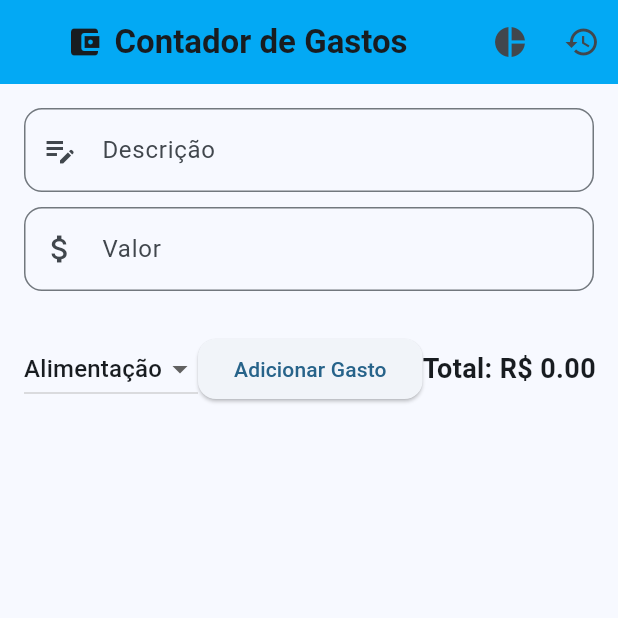
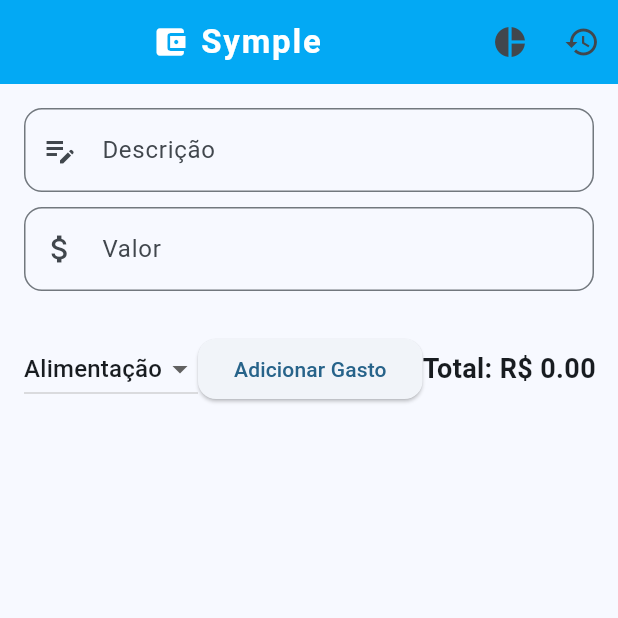
Before and after one commit to PedroBryk/controle-de-gastos, a Flutter app: the screen it shows after launch, on a phone screen of 412 x 824 dp, the top half of it. Run offline on Flutter 3.47's test engine with Material 3 defaults, Android fonts, the light colour scheme and no system bars.

Commit message:
Atualiza titulo do app para Symple com estilo

```diff
--- a/lib/pages/gastos_page.dart
+++ b/lib/pages/gastos_page.dart
@@ -59,11 +59,16 @@ class _GastosPageState extends State<GastosPage> {
         title: const Row(
           mainAxisAlignment: MainAxisAlignment.center,
           children: [
-            Icon(Icons.account_balance_wallet),
+           Icon(Icons.account_balance_wallet, color: Colors.white),
             SizedBox(width: 8),
             Text(
-              "Contador de Gastos",
-              style: TextStyle(fontWeight: FontWeight.bold),
+              "Symple",
+              style: TextStyle(
+                fontWeight: FontWeight.bold,
+                color: Colors.white,
+                fontSize: 22,
+                letterSpacing: 1.2,
+              ),
             ),
           ],
         ),
```
